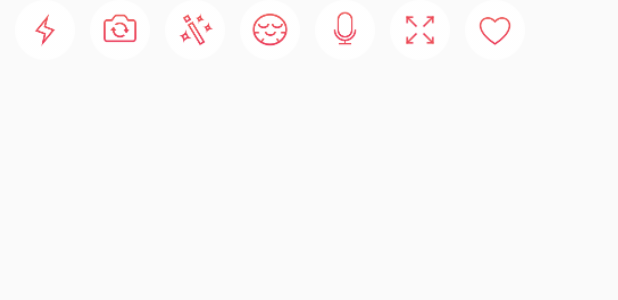
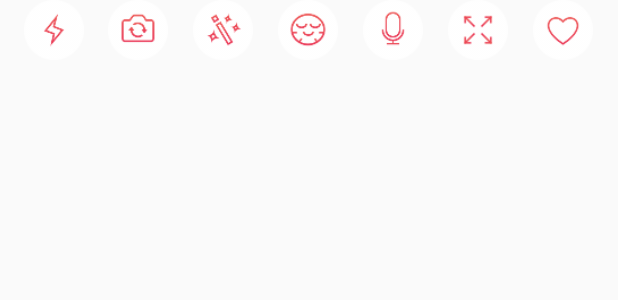
Before and after one commit to zhaoyang21cn/iLiveSDK_Android_Suixinbo, an Android app: the layout host_bottom_layout.xml on its own in the app's theme, with its tools: preview values and no code run, on a phone screen of 412 x 824 dp. Shown: the top 300 px of the screen. Run offline under Robolectric (Android 15) with nearby library versions, the phone set to English and light mode, and no system bars.

Commit message:
修正控制栏布局

```diff
--- a/suixinbo/src/main/res/layout/host_bottom_layout.xml
+++ b/suixinbo/src/main/res/layout/host_bottom_layout.xml
@@ -5,61 +5,93 @@
     android:layout_height="wrap_content"
     android:orientation="horizontal">
 
+    <View
+        android:layout_width="0dp"
+        android:layout_weight="1"
+        android:layout_height="40dp" />
+
     <TextView
         android:id="@+id/flash_btn"
         android:layout_width="40dp"
         android:layout_height="40dp"
         android:layout_gravity="center"
-        android:layout_marginLeft="10dp"
         android:background="@drawable/icon_flash" />
 
+    <View
+        android:layout_width="0dp"
+        android:layout_weight="1"
+        android:layout_height="40dp" />
 
     <TextView
         android:id="@+id/switch_cam"
         android:layout_width="40dp"
         android:layout_height="40dp"
         android:layout_gravity="center"
-        android:layout_marginLeft="10dp"
         android:background="@drawable/icon_switch_camera" />
+
+    <View
+        android:layout_width="0dp"
+        android:layout_weight="1"
+        android:layout_height="40dp" />
 
     <TextView
         android:id="@+id/beauty_btn"
         android:layout_width="40dp"
         android:layout_height="40dp"
         android:layout_gravity="center"
-        android:layout_marginLeft="10dp"
         android:background="@drawable/icon_beauty_drawable" />
+
+    <View
+        android:layout_width="0dp"
+        android:layout_weight="1"
+        android:layout_height="40dp" />
 
     <TextView
         android:id="@+id/white_btn"
         android:layout_width="40dp"
         android:layout_height="40dp"
         android:layout_gravity="center"
-        android:layout_marginLeft="10dp"
         android:background="@drawable/icon_white_drawable" />
+
+    <View
+        android:layout_width="0dp"
+        android:layout_weight="1"
+        android:layout_height="40dp" />
 
     <TextView
         android:id="@+id/mic_btn"
         android:layout_width="40dp"
         android:layout_height="40dp"
         android:layout_gravity="center"
-        android:layout_marginLeft="10dp"
         android:background="@drawable/icon_mic_open" />
+
+    <View
+        android:layout_width="0dp"
+        android:layout_weight="1"
+        android:layout_height="40dp" />
 
     <TextView
         android:id="@+id/fullscreen_btn"
         android:layout_width="40dp"
         android:layout_height="40dp"
         android:layout_gravity="center"
-        android:layout_marginLeft="10dp"
         android:background="@drawable/icon_fullscreen" />
+
+    <View
+        android:layout_width="0dp"
+        android:layout_weight="1"
+        android:layout_height="40dp" />
 
     <TextView
         android:id="@+id/send_good"
         android:layout_width="40dp"
         android:layout_height="40dp"
         android:layout_gravity="center"
-        android:layout_marginLeft="10dp"
         android:background="@drawable/icon_like" />
 
+    <View
+        android:layout_width="0dp"
+        android:layout_weight="1"
+        android:layout_height="40dp" />
+
 </LinearLayout>
```
Also changed, not shown: suixinbo/src/main/res/layout/member_bottom_layout.xml (+18 -3 lines), suixinbo/src/main/res/layout/video_member_bottom_layout.xml (+18 -3 lines).
